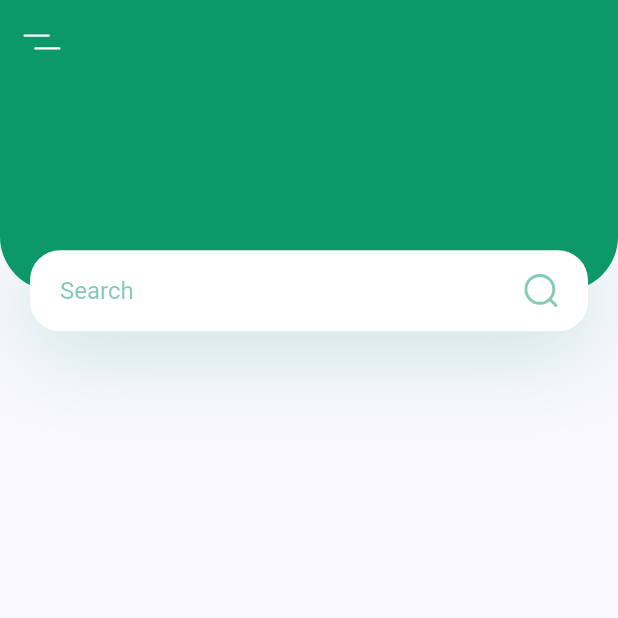
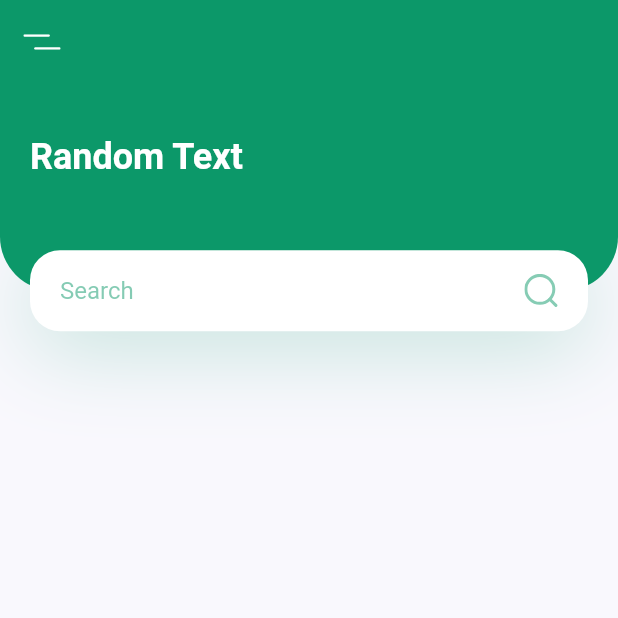
Before and after one commit to kddinev18/healthy-cross-mobile-application, a Flutter app: the screen it shows after launch, on a phone screen of 412 x 824 dp, the top half of it. Run offline on Flutter 3.47's test engine with Material 2 defaults, Android fonts, the phone set to English and light mode, and no system bars; our stand-ins replace flutter_svg.

Commit message:
Add header

```diff
--- a/healthy_app/lib/screens/home/components/body.dart
+++ b/healthy_app/lib/screens/home/components/body.dart
@@ -10,12 +10,20 @@ class Body extends StatelessWidget {
   Widget build(BuildContext context) {
     Size size = MediaQuery.of(context).size;
     return Column(
-      children: [
-        Container(
+      children: [Header(size, context)],
+    );
+  }
+
+  Container Header(Size size, BuildContext context) {
+    return Container(
       height: size.height * 0.2,
       child: Stack(
         children: [
           Container(
+            padding: EdgeInsets.only(
+                left: kDefaultPadding,
+                right: kDefaultPadding,
+                bottom: kDefaultPadding * 2),
             height: size.height * 0.2 - 27,
             decoration: const BoxDecoration(
                 color: kPrimaryColor,
@@ -23,6 +31,15 @@ class Body extends StatelessWidget {
                   bottomLeft: Radius.circular(36),
                   bottomRight: Radius.circular(36),
                 )),
+            child: Row(
+              children: [
+                Text(
+                  'Random Text',
+                  style: Theme.of(context).textTheme.headline5.copyWith(
+                      color: Colors.white, fontWeight: FontWeight.bold),
+                ),
+              ],
+            ),
           ),
           Positioned(
               bottom: 0,
@@ -30,8 +47,7 @@ class Body extends StatelessWidget {
               right: 0,
               child: Container(
                 alignment: Alignment.center,
-                    margin:
-                        const EdgeInsets.symmetric(horizontal: kDefaultPadding),
+                margin: const EdgeInsets.symmetric(horizontal: kDefaultPadding),
                 padding:
                     const EdgeInsets.symmetric(horizontal: kDefaultPadding),
                 height: 54,
@@ -48,10 +64,11 @@ class Body extends StatelessWidget {
                   children: [
                     Expanded(
                       child: TextField(
+                        onChanged: (value) {},
                         decoration: InputDecoration(
                           hintText: "Search",
-                              hintStyle: TextStyle(
-                                  color: kPrimaryColor.withOpacity(0.5)),
+                          hintStyle:
+                              TextStyle(color: kPrimaryColor.withOpacity(0.5)),
                           enabledBorder: InputBorder.none,
                           focusedBorder: InputBorder.none,
                         ),
@@ -63,8 +80,6 @@ class Body extends StatelessWidget {
               ))
         ],
       ),
-        )
-      ],
     );
   }
 }
```
Lines whose indentation alone changed are shown as unchanged.
